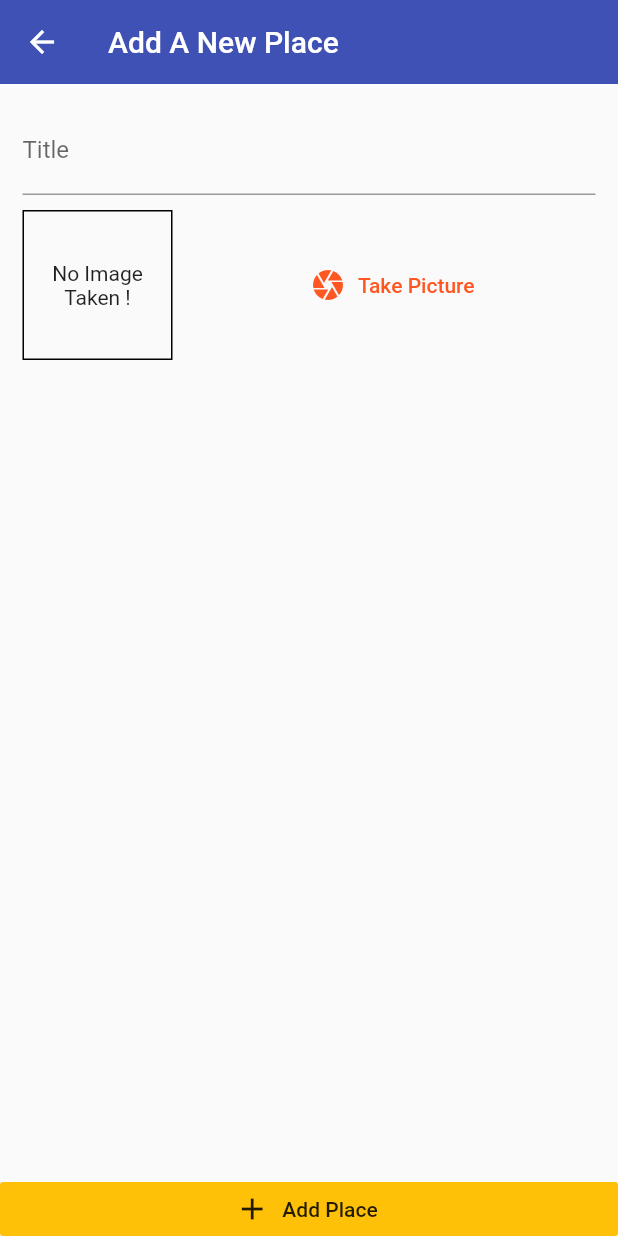
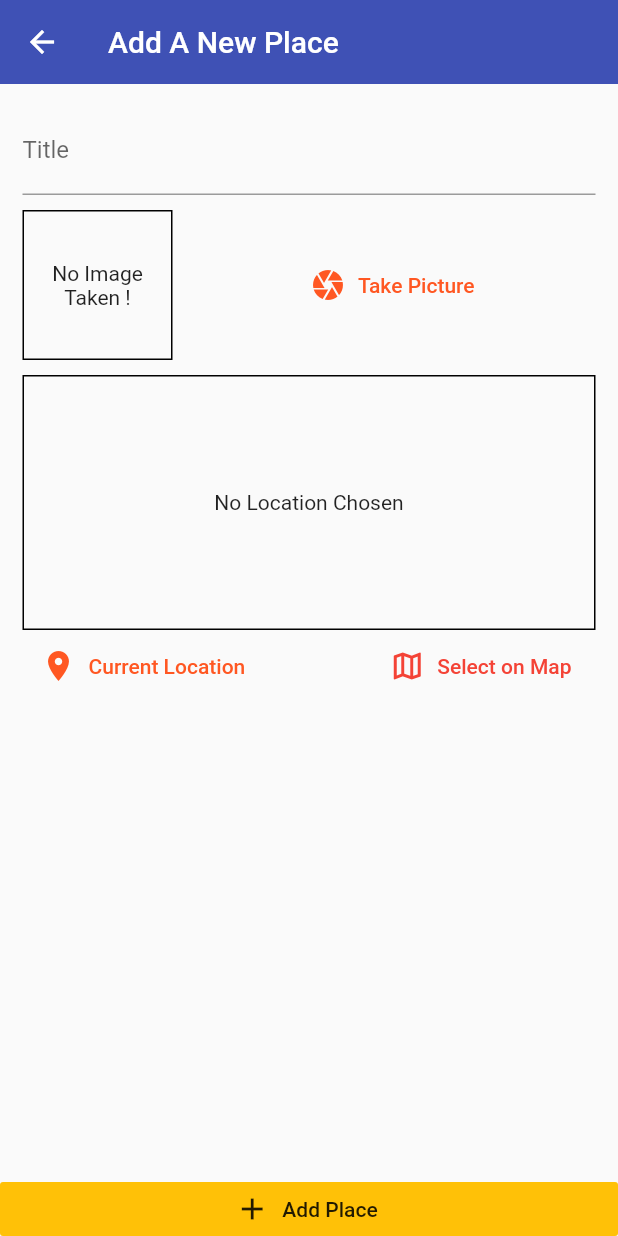
Before and after one commit to xuuanthuc/Great-Places-App, a Flutter app: the AddPlaceScreen screen opened by its route, on a phone screen of 412 x 824 dp. Run offline on Flutter 3.47's test engine with Material 2 defaults, Android fonts, the phone set to English and light mode, and no system bars; our stand-ins replace google_maps_flutter, image_picker, location, sqflite; accounts and stored records are empty.

Commit message:
add select map but i dont have google api key

```diff
--- /dev/null
+++ b/lib/helpers/location_helper.dart
@@ -0,0 +1,7 @@
+const GOOGLE_API_KEY = 'AIzaSyBg9yn5JtQgKRFbg6FCTy4ewbF24kRuAYI';
+
+class LocationHelper {
+  static String generateLocationPreviewImage({double latitude, double longitude,}) {
+    return 'https://maps.googleapis.com/maps/api/staticmap?center=&$latitude,$longitude&zoom=16&size=600x300&maptype=roadmap&markers=color:red%7Clabel:A%7C$latitude,$longitude&key=$GOOGLE_API_KEY';
+  }
+}
--- a/lib/models/place.dart
+++ b/lib/models/place.dart
@@ -6,7 +6,7 @@ class PlaceLocation {
   final double longtitude;
   final String address;
 
-  PlaceLocation({
+  const PlaceLocation({
     @required this.latitude,
     @required this.longtitude,
     this.address,});
--- a/lib/screens/add_places_screen/add_places_screen.dart
+++ b/lib/screens/add_places_screen/add_places_screen.dart
@@ -3,6 +3,7 @@ import 'dart:io';
 import 'package:flutter/material.dart';
 import 'package:great_place_app/providers/great_places.dart';
 import 'package:great_place_app/screens/add_places_screen/widgets/image_input_widget.dart';
+import 'package:great_place_app/screens/add_places_screen/widgets/location_input.dart';
 import 'package:great_place_app/screens/places_detail_screen/places_detail_screen.dart';
 import 'package:provider/provider.dart';
 
@@ -55,6 +56,10 @@ class _AddPlaceScreenState extends State<AddPlaceScreen> {
                         height: 10,
                       ),
                       ImageInput(_selectImage),
+                      SizedBox(
+                        height: 10,
+                      ),
+                      LocationInput(),
                     ],
                   ),
                 ),
--- /dev/null
+++ b/lib/screens/add_places_screen/widgets/location_input.dart
@@ -0,0 +1,92 @@
+import 'dart:ui';
+
+import 'package:flutter/cupertino.dart';
+import 'package:flutter/material.dart';
+import 'package:google_maps_flutter/google_maps_flutter.dart';
+import 'package:great_place_app/helpers/location_helper.dart';
+import 'package:great_place_app/screens/map_screen/map_screen.dart';
+import 'package:location/location.dart';
+
+class LocationInput extends StatefulWidget {
+  @override
+  _LocationInputState createState() => _LocationInputState();
+}
+
+class _LocationInputState extends State<LocationInput> {
+  Future<void> _selectOnMap() async {
+    final selectedLocation = await Navigator.of(context).push<LatLng>(
+      MaterialPageRoute(
+        fullscreenDialog: true,
+        builder: (ctx) => MapScreen(
+          isSelecting: true,
+        ),
+      ),
+    );
+    if (selectedLocation == null) {
+      return;
+    }
+    print(selectedLocation.latitude);
+    // ...
+  }
+  Future<void> _getCurrentLocation() async {
+    final locData = await Location().getLocation();
+    print(locData.latitude);
+    print(locData.longitude);
+    // final _imageUrl = LocationHelper.generateLocationPreviewImage(
+    //   latitude: locData.latitude,
+    //   longitude: locData.longitude,
+    // );
+    // setState(() {
+    //   _previewImageUrl = _imageUrl;
+    // });
+    // I don't have GOOGLE API KEY MAP, so I commented this hihi
+  }
+
+  String _previewImageUrl;
+
+  @override
+  Widget build(BuildContext context) {
+    return Column(
+      children: [
+        Container(
+          width: double.infinity,
+          height: 170,
+          decoration: BoxDecoration(
+              border: Border.all(
+            width: 1,
+          )),
+          alignment: Alignment.center,
+          child: _previewImageUrl == null
+              ? Text(
+                  'No Location Chosen',
+                  textAlign: TextAlign.center,
+                )
+              : Image.network(
+                  _previewImageUrl,
+                  fit: BoxFit.cover,
+                  width: double.infinity,
+                ),
+        ),
+        Row(
+          mainAxisAlignment: MainAxisAlignment.spaceBetween,
+          children: [
+            FlatButton.icon(
+              icon: Icon(Icons.location_on),
+              onPressed: _getCurrentLocation,
+              label: Text(
+                'Current Location',
+              ),
+              textColor: Colors.deepOrange,
+            ),
+            FlatButton.icon(
+              icon: Icon(Icons.map_outlined),
+              onPressed: _selectOnMap,
+              label: Text('Select on Map'),
+              textColor: Colors.red,
+            )
+          ],
+        )
+      ],
+    );
+  }
+}
--- a/pubspec.yaml
+++ b/pubspec.yaml
@@ -33,6 +33,8 @@ dependencies:
   path_provider: ^1.6.27
   path: ^1.7.0
   sqflite: ^1.3.2+3
+  location: ^3.2.4
+  google_maps_flutter: ^1.2.0
 
 dev_dependencies:
   flutter_test:
```
Also changed, not shown: lib/screens/map_screen/map_screen.dart (added, +67 -0 lines), pubspec.lock, 1 other file.
